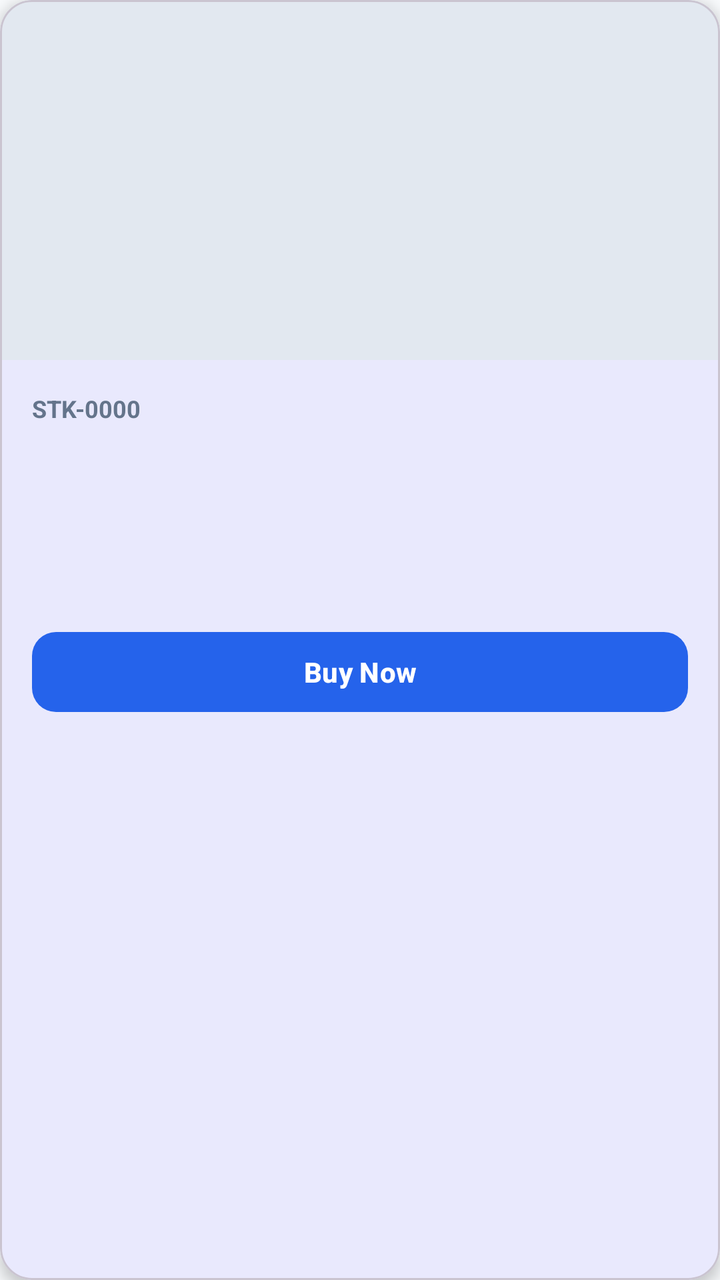
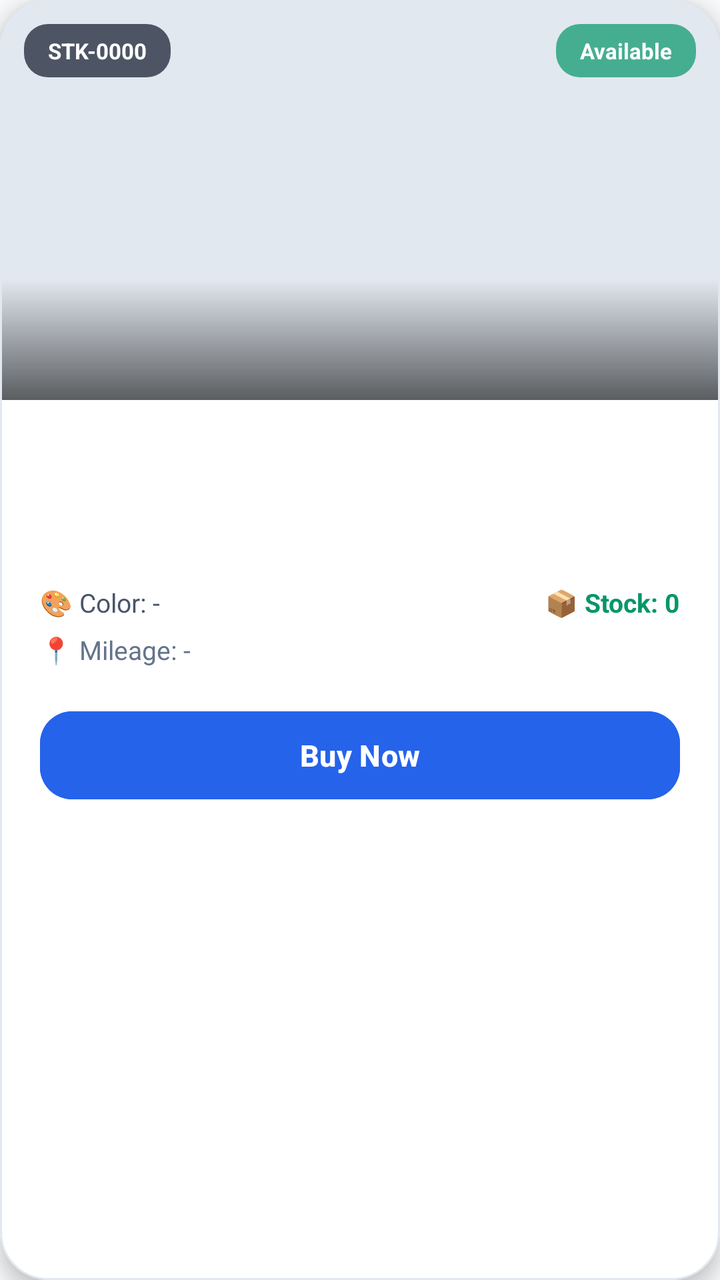

Screens rendered from an Android XML layout before and after an edit, with the pre-edit source and the edit as a unified diff.
<!-- AndroidManifest.xml: application theme Theme.BMBAutos -->
<!-- res/layout/item_car.xml -->
<?xml version="1.0" encoding="utf-8"?>
<com.google.android.material.card.MaterialCardView xmlns:android="http://schemas.android.com/apk/res/android"
    xmlns:app="http://schemas.android.com/apk/res-auto"
    android:layout_width="match_parent"
    android:layout_height="wrap_content"
    android:layout_margin="12dp"
    app:cardCornerRadius="16dp"
    app:cardElevation="4dp">

    <LinearLayout
        android:layout_width="match_parent"
        android:layout_height="wrap_content"
        android:orientation="vertical">

        <ImageView
            android:id="@+id/imgCar"
            android:layout_width="match_parent"
            android:layout_height="180dp"
            android:scaleType="centerCrop"
            android:background="#E2E8F0" />

        <LinearLayout
            android:layout_width="match_parent"
            android:layout_height="wrap_content"
            android:padding="16dp"
            android:orientation="vertical">

            
            <TextView
                android:id="@+id/tvStockNumber"
                android:layout_width="wrap_content"
                android:layout_height="wrap_content"
                android:textColor="#64748B"
                android:textSize="12sp"
                android:textStyle="bold"
                android:layout_marginBottom="4dp"
                android:text="STK-0000" />

            <TextView
                android:id="@+id/tvCarName"
                android:layout_width="wrap_content"
                android:layout_height="wrap_content"
                android:textColor="#1E293B"
                android:textSize="18sp"
                android:textStyle="bold" />

            <TextView
                android:id="@+id/tvCarPrice"
                android:layout_width="wrap_content"
                android:layout_height="wrap_content"
                android:layout_marginTop="4dp"
                android:textColor="#2563EB"
                android:textSize="20sp"
                android:textStyle="bold" />

            <LinearLayout
                android:layout_width="match_parent"
                android:layout_height="wrap_content"
                android:layout_marginTop="8dp"
                android:orientation="horizontal">

                <TextView
                    android:id="@+id/tvCarMileage"
                    android:layout_width="0dp"
                    android:layout_weight="1"
                    android:layout_height="wrap_content"
                    android:textColor="#64748B"
                    android:textSize="12sp" />

                <TextView
                    android:id="@+id/tvCarStatus"
                    android:layout_width="wrap_content"
                    android:layout_height="wrap_content"
                    android:textColor="#059669"
                    android:textSize="12sp"
                    android:textStyle="bold" />

            </LinearLayout>

            <com.google.android.material.button.MaterialButton
                android:id="@+id/btnBuy"
                android:layout_width="match_parent"
                android:layout_height="48dp"
                android:layout_marginTop="16dp"
                android:text="Buy Now"
                android:textSize="14sp"
                android:textStyle="bold"
                app:cornerRadius="12dp" />

        </LinearLayout>
    </LinearLayout>
</com.google.android.material.card.MaterialCardView>
<!-- resources referenced by this layout -->
<resources>
  <style name="Theme.BMBAutos" parent="Base.Theme.BMBAutos" />
  <style name="Base.Theme.BMBAutos" parent="Theme.Material3.DayNight.NoActionBar">
          
          <item name="colorPrimary">@color/brand_blue_600</item>
          <item name="android:windowBackground">@color/bg_slate_50</item>
      </style>
  <color name="brand_blue_600">#2563EB</color>
  <color name="bg_slate_50">#F8FAFC</color>
</resources>

<!-- the commit's change to res/layout/item_car.xml (unified diff, before → after) -->
@@ -3,45 +3,83 @@
     xmlns:app="http://schemas.android.com/apk/res-auto"
     android:layout_width="match_parent"
     android:layout_height="wrap_content"
-    android:layout_margin="12dp"
-    app:cardCornerRadius="16dp"
-    app:cardElevation="4dp">
+    android:layout_marginHorizontal="16dp"
+    android:layout_marginVertical="8dp"
+    app:cardCornerRadius="24dp"
+    app:cardElevation="6dp"
+    app:cardBackgroundColor="@color/white"
+    app:strokeColor="#E2E8F0"
+    app:strokeWidth="1dp">
 
     <LinearLayout
         android:layout_width="match_parent"
         android:layout_height="wrap_content"
         android:orientation="vertical">
 
-        <ImageView
-            android:id="@+id/imgCar"
+        
+        <FrameLayout
             android:layout_width="match_parent"
-            android:layout_height="180dp"
-            android:scaleType="centerCrop"
-            android:background="#E2E8F0" />
+            android:layout_height="200dp">
 
-        <LinearLayout
-            android:layout_width="match_parent"
-            android:layout_height="wrap_content"
-            android:padding="16dp"
-            android:orientation="vertical">
+            <ImageView
+                android:id="@+id/imgCar"
+                android:layout_width="match_parent"
+                android:layout_height="match_parent"
+                android:scaleType="centerCrop"
+                android:background="#E2E8F0"
+                android:contentDescription="Car Image" />
+
+            
+            <View
+                android:layout_width="match_parent"
+                android:layout_height="60dp"
+                android:layout_gravity="bottom"
+                android:background="@drawable/bg_gradient_overlay" />
 
             
             <TextView
                 android:id="@+id/tvStockNumber"
                 android:layout_width="wrap_content"
                 android:layout_height="wrap_content"
-                android:textColor="#64748B"
-                android:textSize="12sp"
+                android:layout_margin="12dp"
+                android:background="@drawable/bg_badge_pill"
+                android:paddingHorizontal="12dp"
+                android:paddingVertical="6dp"
+                android:textColor="@color/white"
+                android:textSize="11sp"
                 android:textStyle="bold"
-                android:layout_marginBottom="4dp"
                 android:text="STK-0000" />
+
+            
+            <TextView
+                android:id="@+id/tvCarStatus"
+                android:layout_width="wrap_content"
+                android:layout_height="wrap_content"
+                android:layout_gravity="top|end"
+                android:layout_margin="12dp"
+                android:background="@drawable/bg_status_pill"
+                android:paddingHorizontal="12dp"
+                android:paddingVertical="6dp"
+                android:textColor="@color/white"
+                android:textSize="11sp"
+                android:textStyle="bold"
+                android:text="Available" />
+
+        </FrameLayout>
+
+        
+        <LinearLayout
+            android:layout_width="match_parent"
+            android:layout_height="wrap_content"
+            android:padding="20dp"
+            android:orientation="vertical">
 
             <TextView
                 android:id="@+id/tvCarName"
                 android:layout_width="wrap_content"
                 android:layout_height="wrap_content"
-                android:textColor="#1E293B"
-                android:textSize="18sp"
+                android:textColor="#0F172A"
+                android:textSize="20sp"
                 android:textStyle="bold" />
 
             <TextView
@@ -49,43 +87,58 @@
                 android:layout_width="wrap_content"
                 android:layout_height="wrap_content"
                 android:layout_marginTop="4dp"
-                android:textColor="#2563EB"
-                android:textSize="20sp"
+                android:textColor="@color/brand_blue_600"
+                android:textSize="22sp"
                 android:textStyle="bold" />
 
+            
             <LinearLayout
                 android:layout_width="match_parent"
                 android:layout_height="wrap_content"
-                android:layout_marginTop="8dp"
+                android:layout_marginTop="12dp"
                 android:orientation="horizontal">
 
                 <TextView
-                    android:id="@+id/tvCarMileage"
+                    android:id="@+id/tvCarColor"
                     android:layout_width="0dp"
                     android:layout_weight="1"
                     android:layout_height="wrap_content"
-                    android:textColor="#64748B"
-                    android:textSize="12sp" />
+                    android:textColor="#475569"
+                    android:textSize="13sp"
+                    android:text="🎨 Color: -" />
 
                 <TextView
-                    android:id="@+id/tvCarStatus"
+                    android:id="@+id/tvCarStock"
                     android:layout_width="wrap_content"
                     android:layout_height="wrap_content"
                     android:textColor="#059669"
-                    android:textSize="12sp"
-                    android:textStyle="bold" />
+                    android:textSize="13sp"
+                    android:textStyle="bold"
+                    android:text="📦 Stock: 0" />
 
             </LinearLayout>
 
+            <TextView
+                android:id="@+id/tvCarMileage"
+                android:layout_width="wrap_content"
+                android:layout_height="wrap_content"
+                android:layout_marginTop="6dp"
+                android:textColor="#64748B"
+                android:textSize="13sp"
+                android:text="📍 Mileage: -" />
+
+            
             <com.google.android.material.button.MaterialButton
                 android:id="@+id/btnBuy"
                 android:layout_width="match_parent"
-                android:layout_height="48dp"
-                android:layout_marginTop="16dp"
+                android:layout_height="52dp"
+                android:layout_marginTop="18dp"
                 android:text="Buy Now"
-                android:textSize="14sp"
+                android:textSize="15sp"
                 android:textStyle="bold"
-                app:cornerRadius="12dp" />
+                android:backgroundTint="@color/brand_blue_600"
+                app:cornerRadius="16dp"
+                app:elevation="4dp" />
 
         </LinearLayout>
     </LinearLayout>
<!-- resource entries referenced after the edit -->
@@ -7,6 +7,27 @@
           <item name="android:windowBackground">@color/bg_slate_50</item>
       </style>
   <color name="brand_blue_600">#2563EB</color>
+  <color name="white">#FFFFFFFF</color>
+  <!-- drawable bg_badge_pill (drawable) -->
+  <?xml version="1.0" encoding="utf-8"?>
+  <shape xmlns:android="http://schemas.android.com/apk/res/android" android:shape="rectangle">
+      <solid android:color="#B30F172A"/>
+      <corners android:radius="12dp"/>
+  </shape>
+  <!-- drawable bg_gradient_overlay (drawable) -->
+  <?xml version="1.0" encoding="utf-8"?>
+  <shape xmlns:android="http://schemas.android.com/apk/res/android">
+      <gradient
+          android:angle="270"
+          android:startColor="#00000000"
+          android:endColor="#99000000" />
+  </shape>
+  <!-- drawable bg_status_pill (drawable) -->
+  <?xml version="1.0" encoding="utf-8"?>
+  <shape xmlns:android="http://schemas.android.com/apk/res/android" android:shape="rectangle">
+      <solid android:color="#B3059669"/>
+      <corners android:radius="12dp"/>
+  </shape>
   <color name="bg_slate_50">#F8FAFC</color>
 </resources>
 
